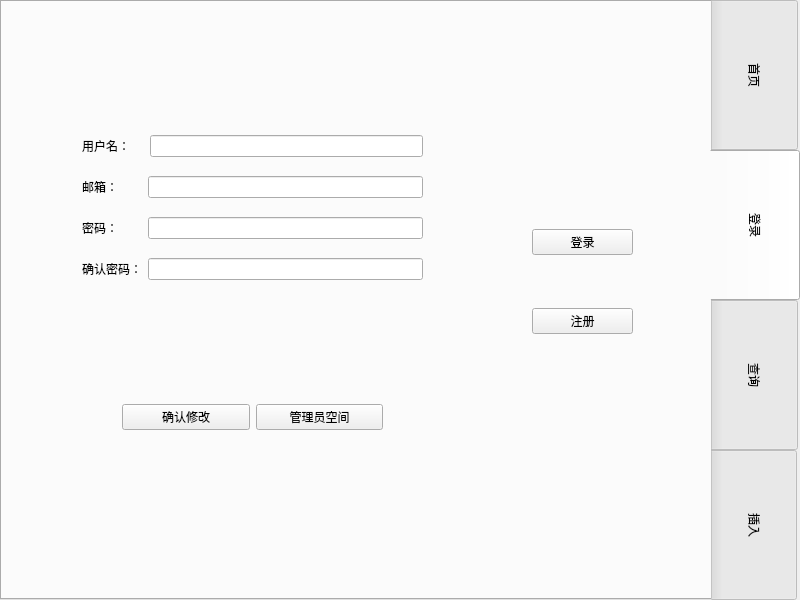
Old version of the form core/mainwindow.ui in the repository okuchiri/database-big-homework.
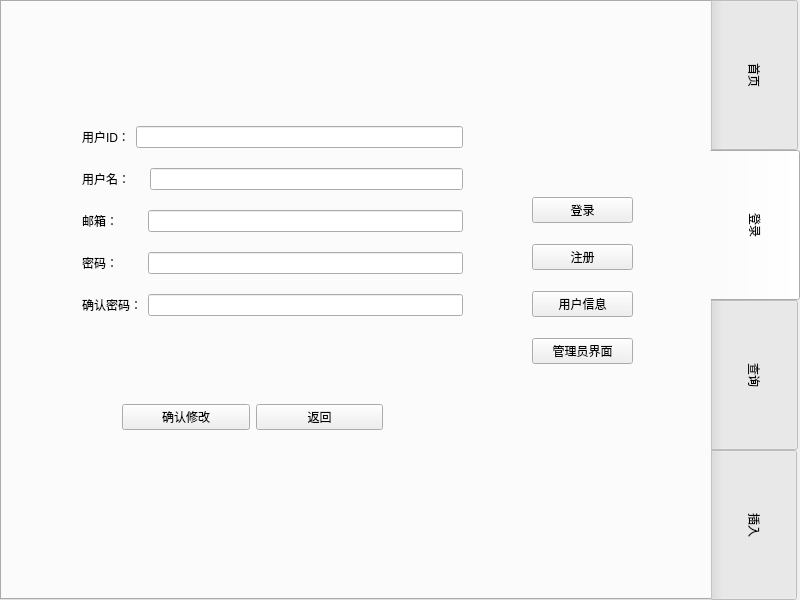
New version of the form. The open tabs and pages were chosen to show the change.

Commit message: 修改了一下ui，修正了一些页面的名字

What changed in the file:
```diff
--- a/core/mainwindow.ui
+++ b/core/mainwindow.ui
@@ -385,9 +385,9 @@
          </widget>
         </item>
         <item>
-         <widget class="QPushButton" name="pushButton_adminspace">
+         <widget class="QPushButton" name="pushButton_UserInfo_back">
           <property name="text">
-           <string>管理员空间</string>
+           <string>返回</string>
           </property>
          </widget>
         </item>
@@ -397,12 +397,26 @@
        <property name="geometry">
         <rect>
          <x>60</x>
-         <y>60</y>
-         <width>341</width>
-         <height>171</height>
+         <y>50</y>
+         <width>381</width>
+         <height>221</height>
         </rect>
        </property>
        <layout class="QVBoxLayout" name="verticalLayout_7">
+        <item>
+         <layout class="QHBoxLayout" name="horizontalLayout_25">
+          <item>
+           <widget class="QLabel" name="label_userid_user">
+            <property name="text">
+             <string>用户ID：</string>
+            </property>
+           </widget>
+          </item>
+          <item>
+           <widget class="QLineEdit" name="lineEdit_userid_user"/>
+          </item>
+         </layout>
+        </item>
         <item>
          <layout class="QHBoxLayout" name="horizontalLayout_16">
           <item>
@@ -495,6 +509,20 @@
         </property>
        </widget>
       </item>
+      <item>
+       <widget class="QPushButton" name="pushButtonn_userinfo">
+        <property name="text">
+         <string>用户信息</string>
+        </property>
+       </widget>
+      </item>
+      <item>
+       <widget class="QPushButton" name="pushButton_adminspace">
+        <property name="text">
+         <string>管理员界面</string>
+        </property>
+       </widget>
+      </item>
      </layout>
     </widget>
    </widget>
```
Left out of the diff: 12 changed lines with no effect on the pictures.
